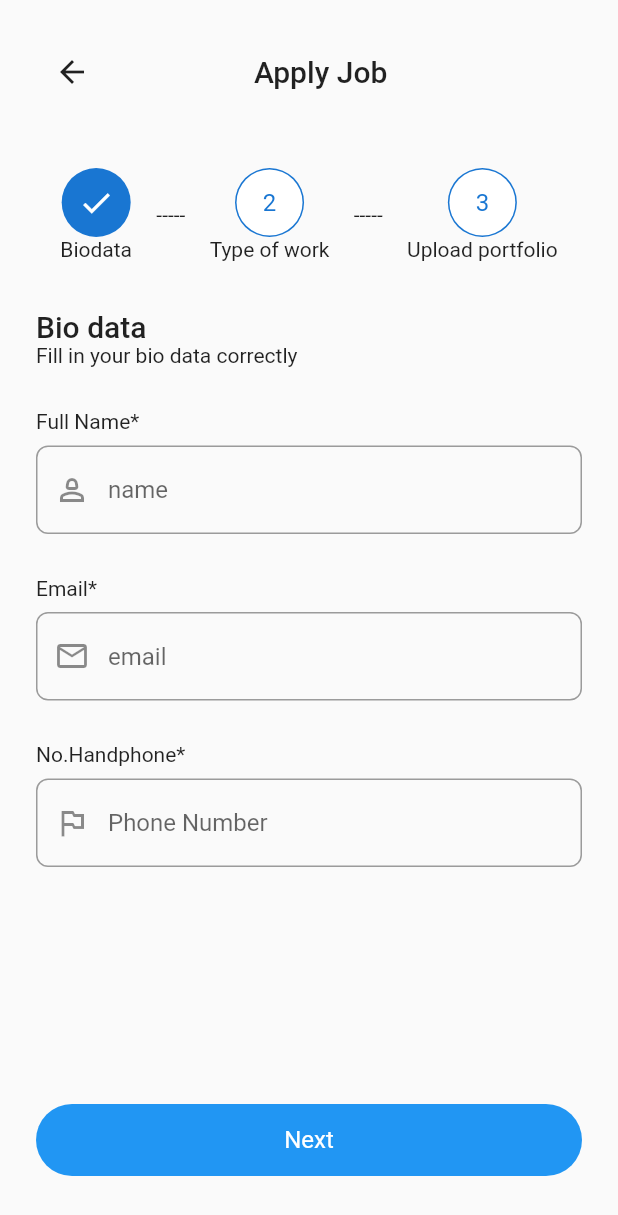
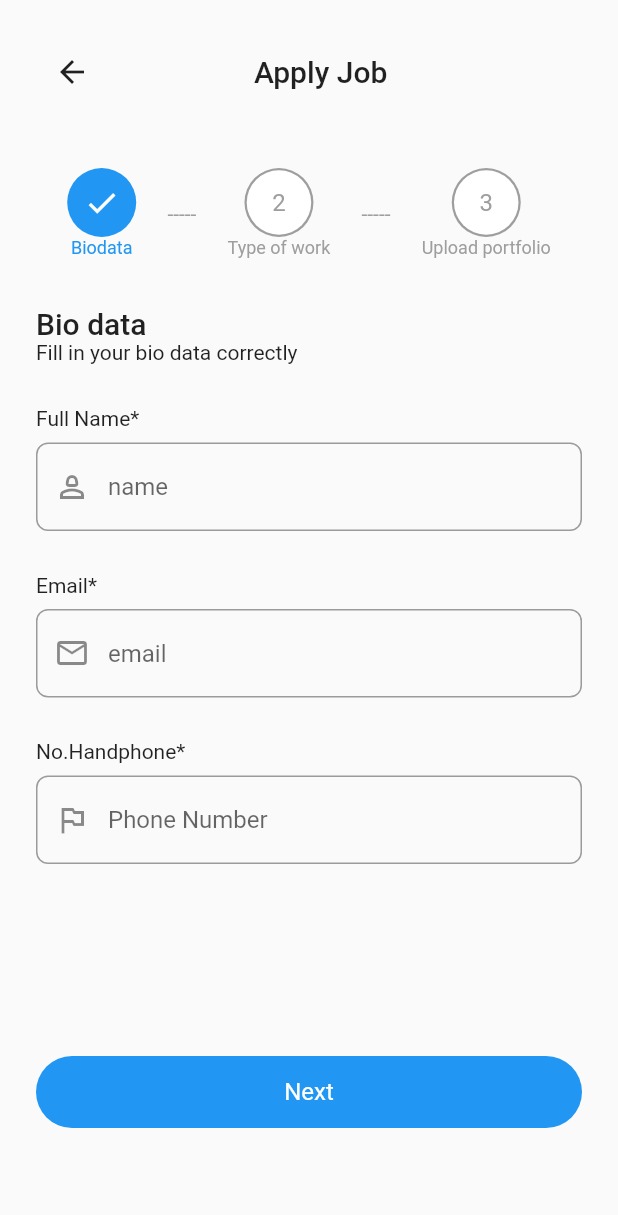
Before and after one commit to abdoashraf111/jobsque, a Flutter app: the ApplyJob screen opened directly, on a phone screen of 412 x 824 dp. Shown: the top 1215 px of the screen. Run offline on Flutter 3.47's test engine with Material 2 defaults, Android fonts, the phone set to English and light mode, and no system bars; our stand-ins replace bloc, dotted_border, email_validator, flutter_bloc, shared_preferences, smooth_page_indicator; accounts and stored records are empty; network calls fail.

Commit message:
continue apply

```diff
--- a/lib/controller/data_state.dart
+++ b/lib/controller/data_state.dart
@@ -16,3 +16,4 @@ class DataDeleteLoadingFavorites extends DataState {}
 class DataDeleteFavorites extends DataState {}
 class LocalListFav extends DataState {}
 class Likes extends DataState {}
+class JobDetailsGroupValue extends DataState {}
--- a/lib/screens/ApplyJob.dart
+++ b/lib/screens/ApplyJob.dart
@@ -32,17 +32,20 @@ class _ApplyJobState extends State<ApplyJob> {
       body: SafeArea(
         child: Padding(
           padding: const EdgeInsets.only(left: 24,right: 24,top: 24),
-          child: Stack(
-            children: [
-              Column(
+          child: SingleChildScrollView(
+            child: Column(
               crossAxisAlignment: CrossAxisAlignment.start,
               children: [
                 Row(
                   children: [
                     IconButton(
                       icon: const Icon(Icons.arrow_back),
-                        onPressed: () {
-                          Navigator.of(context).pop();
+                      onPressed: () {if(numPage==0)
+                      {Navigator.of(context).pop();}
+                        else {
+                          _controller.previousPage(
+                          duration: const Duration(milliseconds: 500),
+                          curve: Curves.linear);}
                       },
                     ),
                     const Spacer(flex: 3,),
@@ -52,48 +55,54 @@ class _ApplyJobState extends State<ApplyJob> {
                   ],
                 ),
                 const SizedBox(height: 40,),
-                  const Row(
+                 Row(
                   children: [
                     Spacer(),
+                    const Column(
+                      children: [
+                        CircleAvatar(
+                          child: Icon(Icons.done,color: Colors.white,),
+                          backgroundColor: Colors.blue,
+                          radius: 23,
+                        ),
+                        Text("Biodata",style: TextStyle(fontSize: 12,color: Colors.blue)),
+                      ],
+                    ),
+                    const Spacer(),
+                    Text("-----",style: TextStyle(color: numPage==0?Colors.grey:Colors.blue)),
+                    const Spacer(),
                     Column(
                       children: [
                         CircleAvatar(
-                            child: Icon(Icons.done),
                           radius: 23,
+                          backgroundColor:numPage==1?Colors.blue:numPage==2?Colors.blue:Colors.grey ,
+                          child: CircleAvatar(
+                            backgroundColor: numPage==2?Colors.blue:Colors.white,
+                            child: numPage==2?Icon(Icons.done,color: Colors.white,)
+                            :Center(child: Text("2",style: TextStyle(color: numPage==1?Colors.blue:Colors.grey),)),
+                            radius: 21.5,
                           ),
-                          Text("Biodata"),
+                        ),
+                        Text("Type of work",style: TextStyle(fontSize: 12,
+                            color: numPage==1?Colors.blue :numPage==2?Colors.blue:Colors.grey)),
                       ],
                     ),
-                      Spacer(),
-                      Text("-----"),
+                    const Spacer(),
+                    Text("-----",style: TextStyle(color: numPage==2?Colors.blue:Colors.grey)),
                     Spacer(),
                     Column(
                       children: [
                         CircleAvatar(
                           radius: 23,
+                          backgroundColor: numPage==2?Colors.blue:Colors.grey,
                           child: CircleAvatar(
                             backgroundColor: Colors.white,
-                              child: Center(child: Text("2")),
-                              radius: 22,
+                            child: Center(child: Text("3",style: TextStyle(color: numPage==2?Colors.blue:Colors.grey),)),
+                            radius: 21.5,
                           ),
                         ),
-                          Text("Type of work"),
-                        ],
-                      ),
-                      Spacer(),
-                      Text("-----"),
-                      Spacer(),
-                      Column(
-                        children: [
-                          CircleAvatar(
-                            radius: 23,
-                            child: CircleAvatar(
-                              backgroundColor: Colors.white,
-                              child: Center(child: Text("3")),
-                              radius: 22,
-                            ),
-                          ),
-                          Text("Upload portfolio"),
+                        Text("Upload portfolio",
+                            style: TextStyle(fontSize: 12,color: numPage==2?Colors.blue:Colors.grey)),
                       ],
                     ),
                     Spacer(),
@@ -104,10 +113,12 @@ class _ApplyJobState extends State<ApplyJob> {
                     height:500 ,
                     width: MediaQuery.of(context).size.width,
                     child: PageView(
-                        // physics: const NeverScrollableScrollPhysics(),
+                      physics: const NeverScrollableScrollPhysics(),
                       controller: _controller,
                       onPageChanged: (value) {
+                          setState(() {
                             numPage = value;
+                          });
                       },
                       children: [
                         Form(
@@ -303,32 +314,32 @@ class _ApplyJobState extends State<ApplyJob> {
                         )
 
                       ],
-                      ))
+                    )),
+                CustomButton(
+                    text: "Next",
+                    fun: (){
+                      if(numPage==2){
+
+                          Navigator.of(context).push(
+                              MaterialPageRoute(builder: (context) =>const ApplyDone() ,));
+
+                      }
+                      else if(numPage==0) {
+                        if (formKey.currentState!.validate()) {
+                          _controller.nextPage(
+                              duration: const Duration(seconds: 1),
+                              curve: Curves.linear);
+                        }
+                      }
+                      else{_controller.nextPage(
+                          duration: const Duration(seconds: 1),
+                          curve: Curves.linear);}
+                    },
+                    buttoncolor: Colors.blue,
+                    textcolor: Colors.white),
 
               ],
             ),
-              Positioned(
-                bottom: 40,
-                left: 0,
-                right: 0,
-                child: CustomButton(
-                    text: "Next",
-                    fun: (){
-                      if(numPage!=2){
-                        if (formKey.currentState!.validate()){
-                          Navigator.of(context).push(
-                              MaterialPageRoute(builder: (context) =>const ApplyDone() ,));
-                        }
-                      }
-                      else{
-                        _controller.nextPage(
-                          duration: const Duration(seconds: 1), curve: Curves.linear);}
-
-                    },
-                    buttoncolor: Colors.blue,
-                    textcolor: Colors.white),
-              )
-            ],
           ),
         ),
       ),
--- a/lib/screens/HomeScreen/HomeScreen.dart
+++ b/lib/screens/HomeScreen/HomeScreen.dart
@@ -119,7 +119,7 @@ class HomeScreen extends StatelessWidget {
                     width: 16,
                   ),
                   CustomCredit(
-                    colorBack: const Color(0XFFF4F4F5),
+                    colorBack: const Color(0XffF4F4F5),
                     colorText: Colors.black,
                   ),
                   const SizedBox(
--- a/lib/screens/JobDetails/job_details_cubit.dart
+++ b/lib/screens/JobDetails/job_details_cubit.dart
@@ -6,11 +6,11 @@ part 'job_details_state.dart';
 
 class JobDetailsCubit extends Cubit<JobDetailsState> {
   JobDetailsCubit() : super(JobDetailsInitial());
-  int groupValue=0;
-  groupchange(int value){
-        groupValue=value;
-        emit(JobDetailsGroupValue());}
-  bool like=true;
+  // int groupValue=0;
+  // groupchange(int value){
+  //       groupValue=value;
+  //       emit(JobDetailsGroupValue());}
+  //
 
 
 }
```
Also changed, not shown: lib/CustomItems/Custom_job.dart (+6 -6 lines), lib/controller/data_cubit.dart (+18 -1 lines), lib/screens/JobDetails/job_Details.dart (+13 -22 lines). Lines whose indentation alone changed are shown as unchanged.
